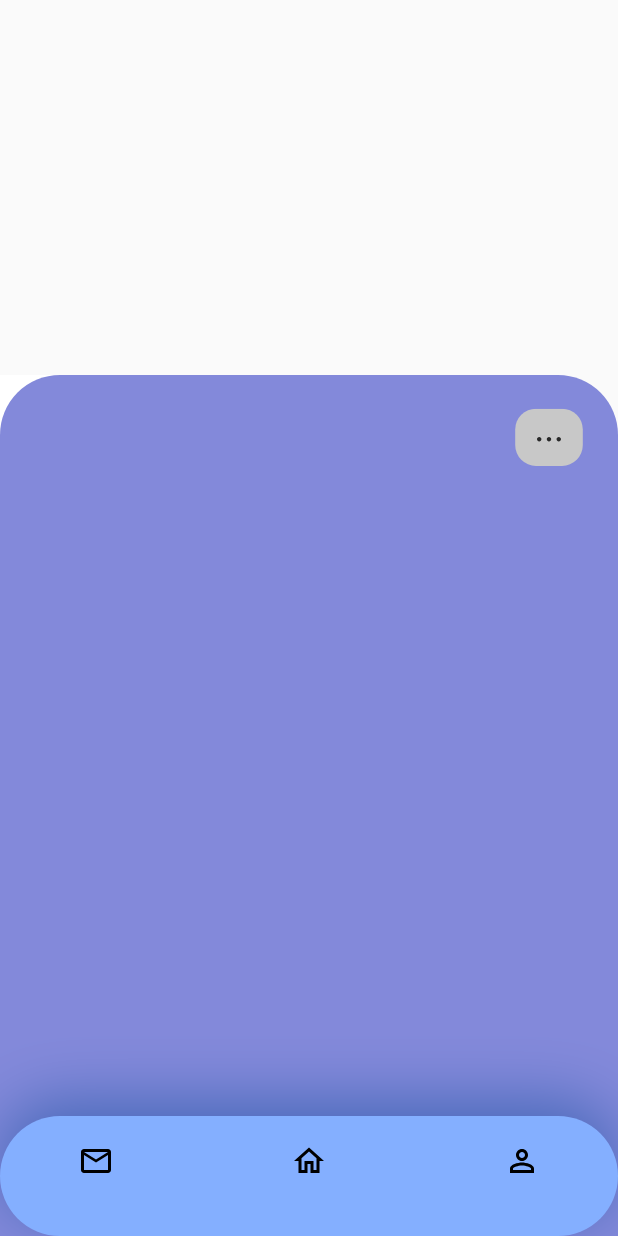
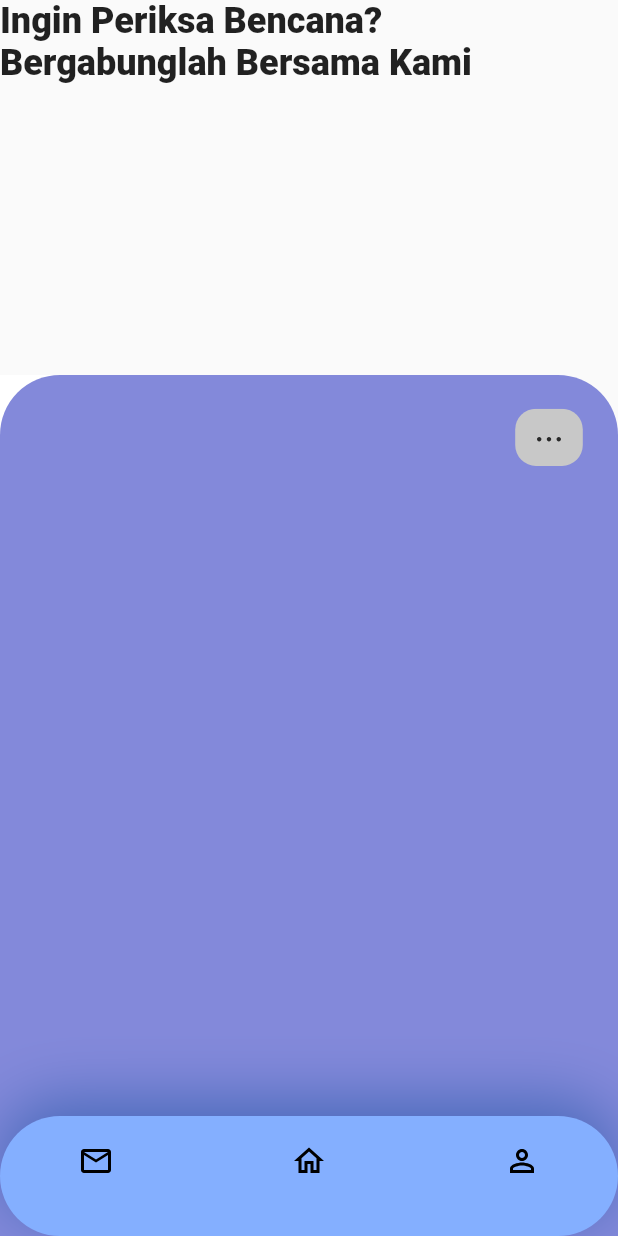
Before and after one commit to ihsanasfarii/Self-Safety-Report-Apps, a Flutter app: the ProfilePage screen opened by its route, on a phone screen of 412 x 824 dp. Run offline on Flutter 3.47's test engine with Material 2 defaults, Android fonts, the phone set to English and light mode, and no system bars; our stand-ins replace flutter_svg.

Commit message:
profil widget

```diff
--- a/lib/Profile/ProfilePage.dart
+++ b/lib/Profile/ProfilePage.dart
@@ -6,47 +6,41 @@ class ProfilePage extends StatelessWidget {
   @override
   Widget build(BuildContext context) {
     return Scaffold(
-
-
         bottomNavigationBar: MyBottomNavBar(),
-
-        body: Center(
-
-
-
-
-            child: Container(
-
+        body: Stack(children: <Widget>[
+          Text(
+            "Ingin Periksa Bencana? Bergabunglah Bersama Kami",
+            style: Theme.of(context)
+                .textTheme
+                .headline5
+                ?.copyWith(fontWeight: FontWeight.w900),
+          ),
+          Container(
               transform: Matrix4.translationValues(0.0, 250.0, 0.0),
               child: Stack(children: <Widget>[
-
                 Container(
                   width: 250,
                   height: 500,
                   color: Colors.white,
-
-
                 ),
-
                 Container(
                   padding: const EdgeInsets.all(6.0),
                   alignment: Alignment.bottomCenter,
                   decoration: BoxDecoration(
                       color: Color.fromARGB(255, 131, 137, 218),
                       borderRadius: BorderRadius.circular(40)),
-
-                  ),  Align
-                  (
+                ),
+                Align(
                   alignment: Alignment.topRight,
                   child: Container(
                     margin: EdgeInsets.symmetric(horizontal: 20.0),
                     alignment: Alignment.center,
                     height: 90,
                     width: 52,
-                      child: SvgPicture
-                      .asset("assets/icon/Detail.svg"),
+                    child: SvgPicture.asset("assets/icon/Detail.svg"),
                   ),
                 ),
-                ]))));
+              ]))
+        ]));
   }
 }
```
Lines whose indentation alone changed are shown as unchanged.
